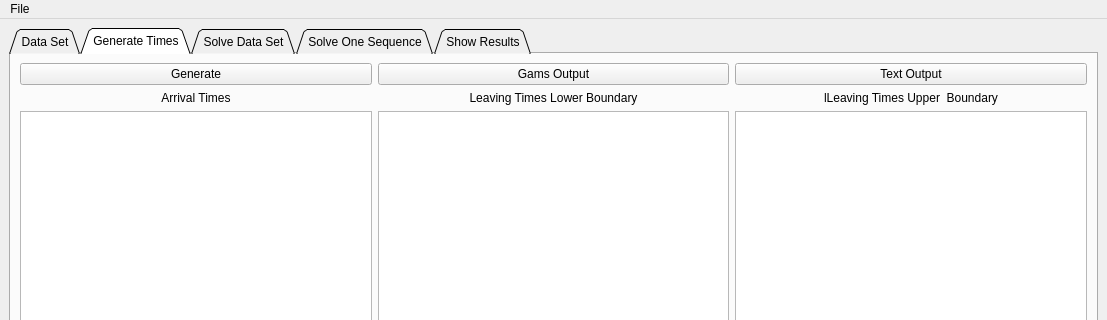
mparlaktuna/capraz_sevkiyat1, file windows/main_window.ui: the form before one commit; both pictures show x 0 to 1107 and y 0 to 320 of the 1107 by 896 pixel window.
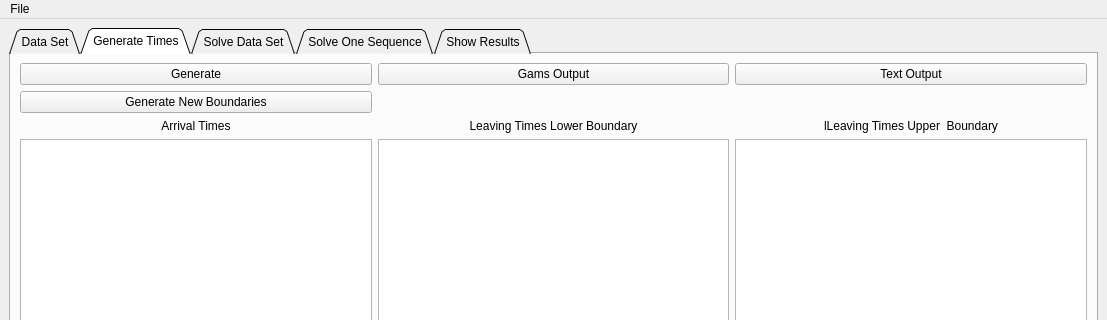
The form after the commit. The open tabs and pages were chosen to show the change. Custom widgets are drawn as their Qt base class.

The edit to the form file:
```diff
--- a/windows/main_window.ui
+++ b/windows/main_window.ui
@@ -27,7 +27,7 @@
        <enum>QTabWidget::Triangular</enum>
       </property>
       <property name="currentIndex">
-       <number>4</number>
+       <number>1</number>
       </property>
       <property name="elideMode">
        <enum>Qt::ElideLeft</enum>
@@ -274,35 +274,7 @@
         <string>Generate Times</string>
        </attribute>
        <layout class="QGridLayout" name="gridLayout_2">
-        <item row="0" column="0">
-         <widget class="QPushButton" name="generate_times_button">
-          <property name="text">
-           <string>Generate</string>
-          </property>
-         </widget>
-        </item>
-        <item row="1" column="0">
-         <layout class="QVBoxLayout" name="verticalLayout_3">
-          <item>
-           <widget class="QLabel" name="label">
-            <property name="text">
-             <string>Arrival Times</string>
-            </property>
-            <property name="alignment">
-             <set>Qt::AlignCenter</set>
-            </property>
-           </widget>
-          </item>
-          <item>
-           <widget class="ClipboardTableView" name="arrival_time_table">
-            <property name="editTriggers">
-             <set>QAbstractItemView::NoEditTriggers</set>
-            </property>
-           </widget>
-          </item>
-         </layout>
-        </item>
-        <item row="1" column="1">
+        <item row="2" column="1">
          <layout class="QVBoxLayout" name="verticalLayout_4">
           <item>
            <widget class="QLabel" name="label_2">
@@ -323,7 +295,14 @@
           </item>
          </layout>
         </item>
-        <item row="1" column="2">
+        <item row="0" column="1">
+         <widget class="QPushButton" name="print_gams">
+          <property name="text">
+           <string>Gams Output</string>
+          </property>
+         </widget>
+        </item>
+        <item row="2" column="2">
          <layout class="QVBoxLayout" name="verticalLayout_5">
           <item>
            <widget class="QLabel" name="label_3">
@@ -344,13 +323,6 @@
           </item>
          </layout>
         </item>
-        <item row="0" column="1">
-         <widget class="QPushButton" name="print_gams">
-          <property name="text">
-           <string>Gams Output</string>
-          </property>
-         </widget>
-        </item>
         <item row="0" column="2">
          <widget class="QPushButton" name="print_text">
           <property name="text">
@@ -358,6 +330,41 @@
           </property>
          </widget>
         </item>
+        <item row="0" column="0">
+         <widget class="QPushButton" name="generate_times_button">
+          <property name="text">
+           <string>Generate</string>
+          </property>
+         </widget>
+        </item>
+        <item row="2" column="0">
+         <layout class="QVBoxLayout" name="verticalLayout_3">
+          <item>
+           <widget class="QLabel" name="label">
+            <property name="text">
+             <string>Arrival Times</string>
+            </property>
+            <property name="alignment">
+             <set>Qt::AlignCenter</set>
+            </property>
+           </widget>
+          </item>
+          <item>
+           <widget class="ClipboardTableView" name="arrival_time_table">
+            <property name="editTriggers">
+             <set>QAbstractItemView::NoEditTriggers</set>
+            </property>
+           </widget>
+          </item>
+         </layout>
+        </item>
+        <item row="1" column="0">
+         <widget class="QPushButton" name="generate_new_boundaries_button">
+          <property name="text">
+           <string>Generate New Boundaries</string>
+          </property>
+         </widget>
+        </item>
        </layout>
       </widget>
       <widget class="QWidget" name="tab_2">
```
